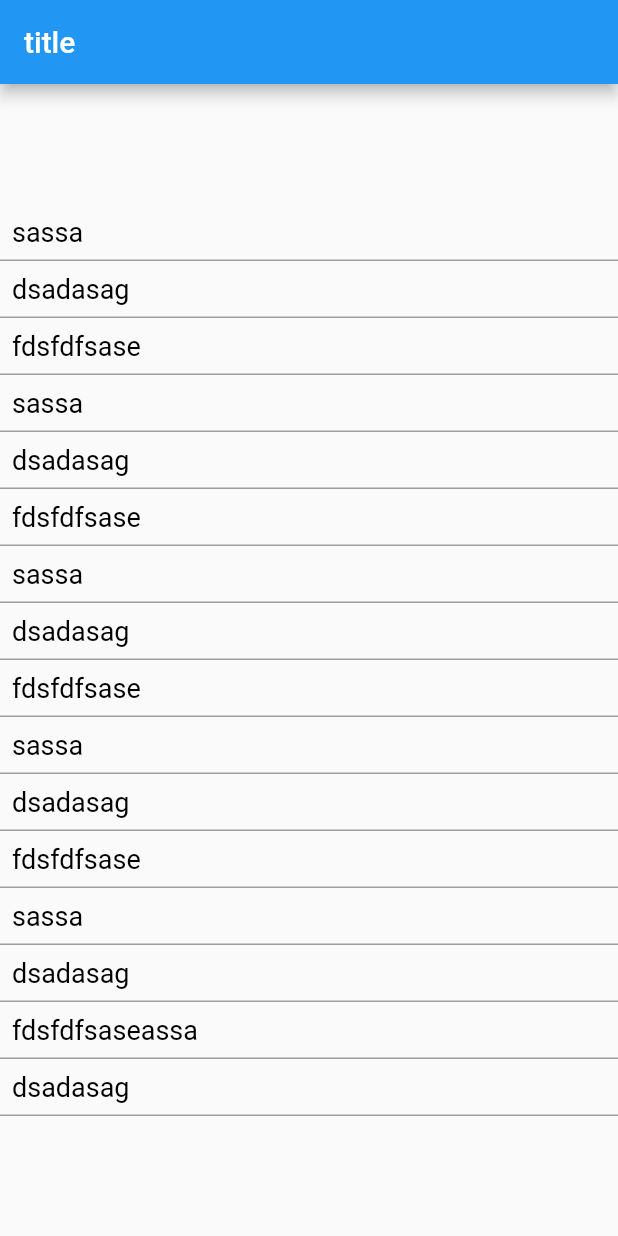
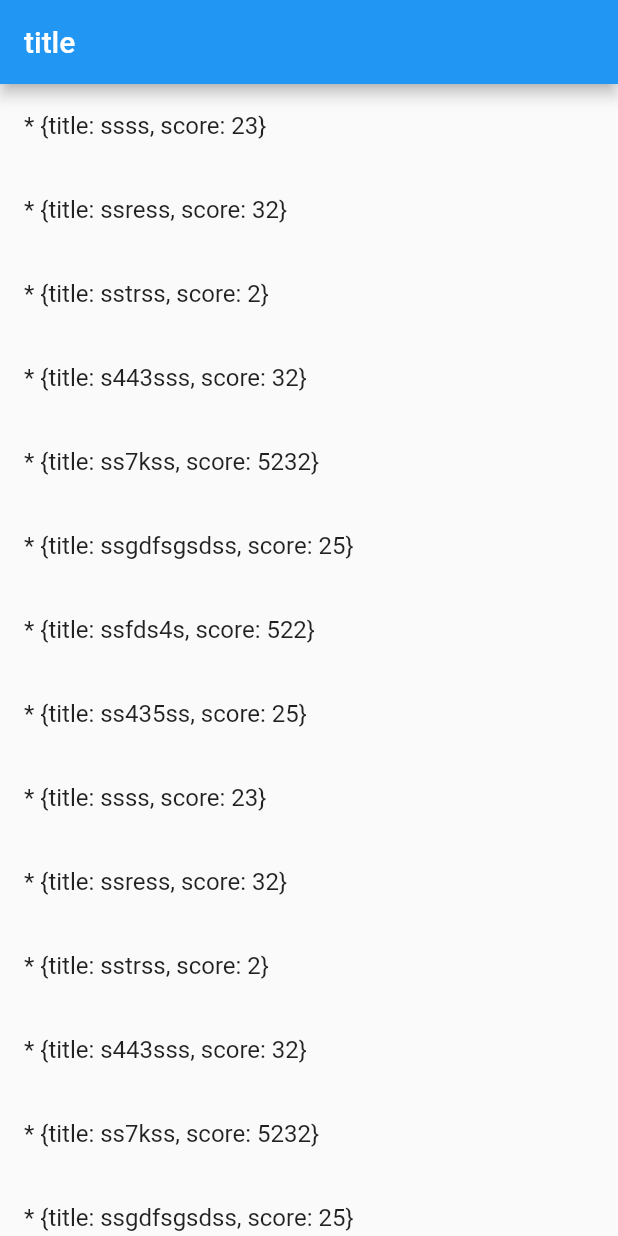
Before and after one commit to quzq/to_do_with_firebase, a Flutter app: the screen it shows after launch, on a phone screen of 412 x 824 dp. Run offline on Flutter 3.47's test engine with Material 2 defaults, Android fonts, the phone set to English and light mode, and no system bars.

Commit message:
add ListViewBuilder

```diff
--- a/lib/main.dart
+++ b/lib/main.dart
@@ -1,3 +1,5 @@
+import 'dart:convert';
+
 import 'package:flutter/material.dart';
 
 void main() {
@@ -27,25 +29,40 @@ class MyHomePage extends StatefulWidget {
   _MyHomePageState createState() => _MyHomePageState();
 }
 
+String _jsonString = '''
+  [
+    {"title": "たいとる１", "score": 12 },
+    {"title": "たいｒｒとる１", "score": 32 },
+    {"title": "たいとる１", "score": 32 },
+    {"title": "たいｒとる１", "score": 3 },
+    {"title": "えたいとる１", "score": 2 },
+    {"title": "たいとるｒ１", "score": 3312 },
+    {"title": "たいえとる１", "score": 12 },
+    {"title": "たいえとるえ１", "score": 212 },
+  ]
+''';
+
 class _MyHomePageState extends State<MyHomePage> {
   int _counter = 0;
-  List<String> _listData = [
-    'sassa',
-    'dsadasag',
-    'fdsfdfsase',
-    'sassa',
-    'dsadasag',
-    'fdsfdfsase',
-    'sassa',
-    'dsadasag',
-    'fdsfdfsase',
-    'sassa',
-    'dsadasag',
-    'fdsfdfsase',
-    'sassa',
-    'dsadasag',
-    'fdsfdfsaseassa',
-    'dsadasag',
+
+  //List<Map> _listData = jsonDecode(_jsonString);
+  List _listData = [
+    {'title': 'ssss', 'score': 23},
+    {'title': 'ssress', 'score': 32},
+    {'title': 'sstrss', 'score': 2},
+    {'title': 's443sss', 'score': 32},
+    {'title': 'ss7kss', 'score': 5232},
+    {'title': 'ssgdfsgsdss', 'score': 25},
+    {'title': 'ssfds4s', 'score': 522},
+    {'title': 'ss435ss', 'score': 25},
+    {'title': 'ssss', 'score': 23},
+    {'title': 'ssress', 'score': 32},
+    {'title': 'sstrss', 'score': 2},
+    {'title': 's443sss', 'score': 32},
+    {'title': 'ss7kss', 'score': 5232},
+    {'title': 'ssgdfsgsdss', 'score': 25},
+    {'title': 'ssfds4s', 'score': 522},
+    {'title': 'ss435ss', 'score': 25},
   ];
 
   Widget _menuItem(String title) {
@@ -72,17 +89,17 @@ class _MyHomePageState extends State<MyHomePage> {
   @override
   Widget build(BuildContext context) {
     return Scaffold(
-      appBar: AppBar(
-        title: Text(widget.title),
-      ),
-      body: Center(
-        child: Column(
-          mainAxisAlignment: MainAxisAlignment.center,
-          children: _listData.map((r) {
-            return _menuItem(r);
-          }).toList(),
+        appBar: AppBar(
+          title: Text(widget.title),
         ),
-      ),
-    );
+        body: Container(
+            width: double.infinity,
+            child: ListView.builder(
+                itemCount: _listData.length,
+                itemBuilder: (BuildContext context, int index) {
+                  return ListTile(
+                    title: Text("* " + _listData[index].toString()),
+                  );
+                })));
   }
 }
```
